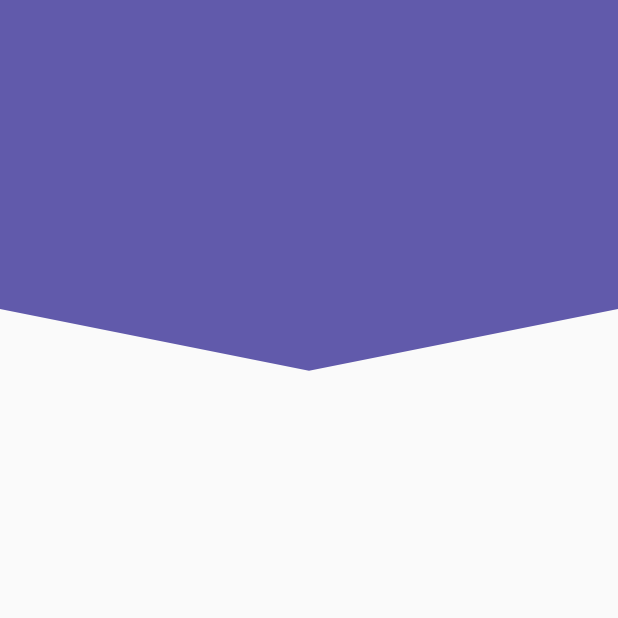
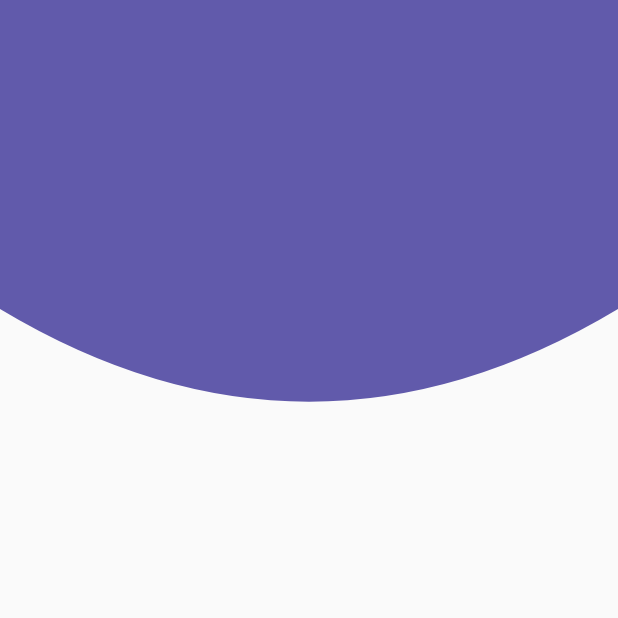
Before and after one commit to bjavier9/Flutter_diseno_profesional, a Flutter app: the screen it shows after launch, on a phone screen of 412 x 824 dp, the top half of it. Run offline on Flutter 3.47's test engine with Material 2 defaults, Android fonts, the phone set to English and light mode, and no system bars.

Commit message:
painter curvo

```diff
--- a/custom_pinter/lib/src/pages/headers_pages.dart
+++ b/custom_pinter/lib/src/pages/headers_pages.dart
@@ -7,7 +7,7 @@
   @override
   Widget build(BuildContext context) {
     return Scaffold(
-        body: HeaderPico(),
+        body: Headercurvo(),
     );
   }
 }
--- a/custom_pinter/lib/src/widgets/header.dart
+++ b/custom_pinter/lib/src/widgets/header.dart
@@ -150,3 +150,47 @@
   }
 
 }
+
+
+
+
+class Headercurvo extends StatelessWidget {
+
+  @override
+  Widget build(BuildContext context) {
+    return Container(
+      height: double.infinity,
+      width: double.infinity,
+        // color: Color(0xff615AAB),
+      child: CustomPaint(
+        painter: _HeadercurvoPainter(),
+      ),
+    );
+  }
+}
+
+class _HeadercurvoPainter extends CustomPainter{
+
+  @override
+  void paint(Canvas canvas, Size size) {
+   final paint = Paint();
+   paint.color=Color(0xff615AAB);
+   paint.style=PaintingStyle.fill;
+   paint.strokeWidth=20;
+   final path = new Path();
+
+  path.lineTo(0,size.height*0.25);
+  path.quadraticBezierTo(size.width*0.5, size.height*0.40, size.width, size.height*0.25);
+  //  path.lineTo(size.width*0.5,size.height*0.30);
+   path.lineTo(size.width,0);
+  //   path.lineTo(size.width,0);
+   canvas.drawPath(path, paint);
+  }
+
+  @override
+  bool shouldRepaint(CustomPainter oldDelegate) {
+    // TODO: implement shouldRepaint
+    return true;
+  }
+
+}
```
